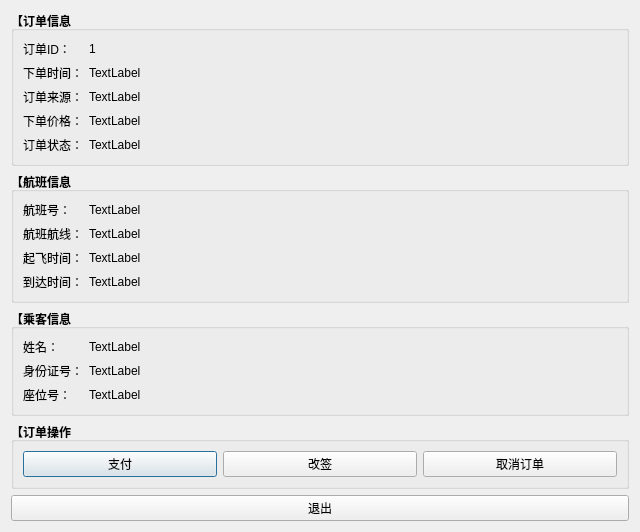
Old version of the form FlightTicketClient/pages/OrdersPage/OrderDetailDialog.ui in the repository n-ss1m-1/FlightTicketSystem.
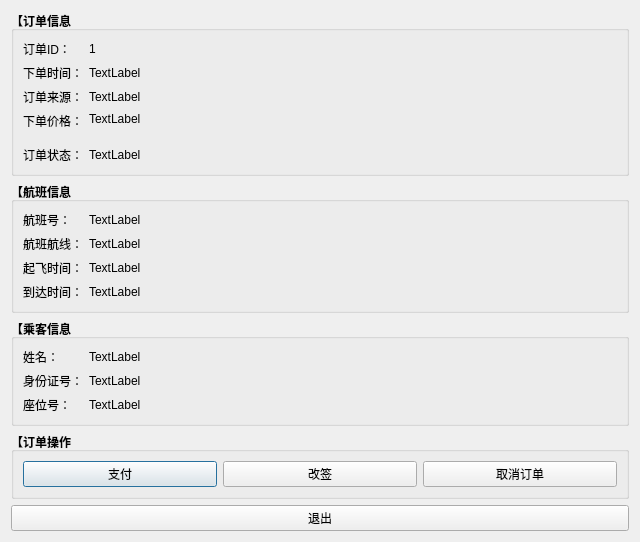
New version of the form.

The edit to the form file:
```diff
--- a/FlightTicketClient/pages/OrdersPage/OrderDetailDialog.ui
+++ b/FlightTicketClient/pages/OrdersPage/OrderDetailDialog.ui
@@ -7,7 +7,7 @@
     <x>0</x>
     <y>0</y>
     <width>640</width>
-    <height>480</height>
+    <height>512</height>
    </rect>
   </property>
   <property name="windowTitle">
@@ -107,6 +107,9 @@
         <property name="text">
          <string>下单价格：</string>
         </property>
+        <property name="alignment">
+         <set>Qt::AlignmentFlag::AlignLeading|Qt::AlignmentFlag::AlignLeft|Qt::AlignmentFlag::AlignTop</set>
+        </property>
        </widget>
       </item>
       <item row="3" column="1">
@@ -117,7 +120,8 @@
          </font>
         </property>
         <property name="text">
-         <string>TextLabel</string>
+         <string>TextLabel
+</string>
         </property>
        </widget>
       </item>
```
Left out of the diff: 2 changed lines with no effect on the pictures.
